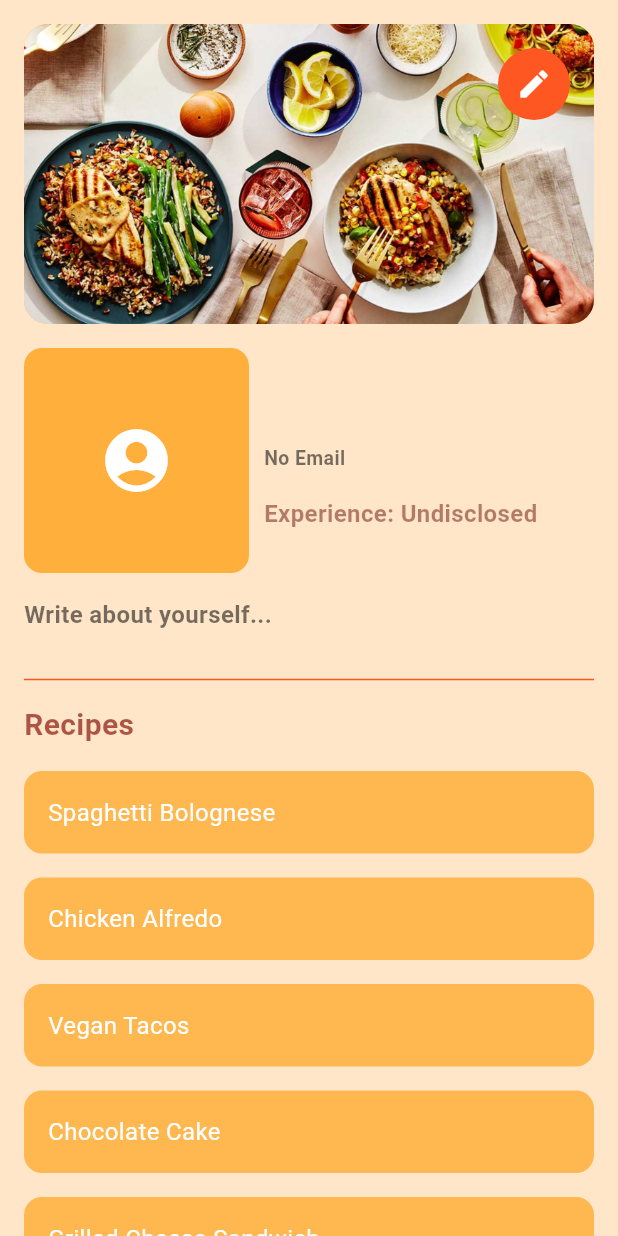
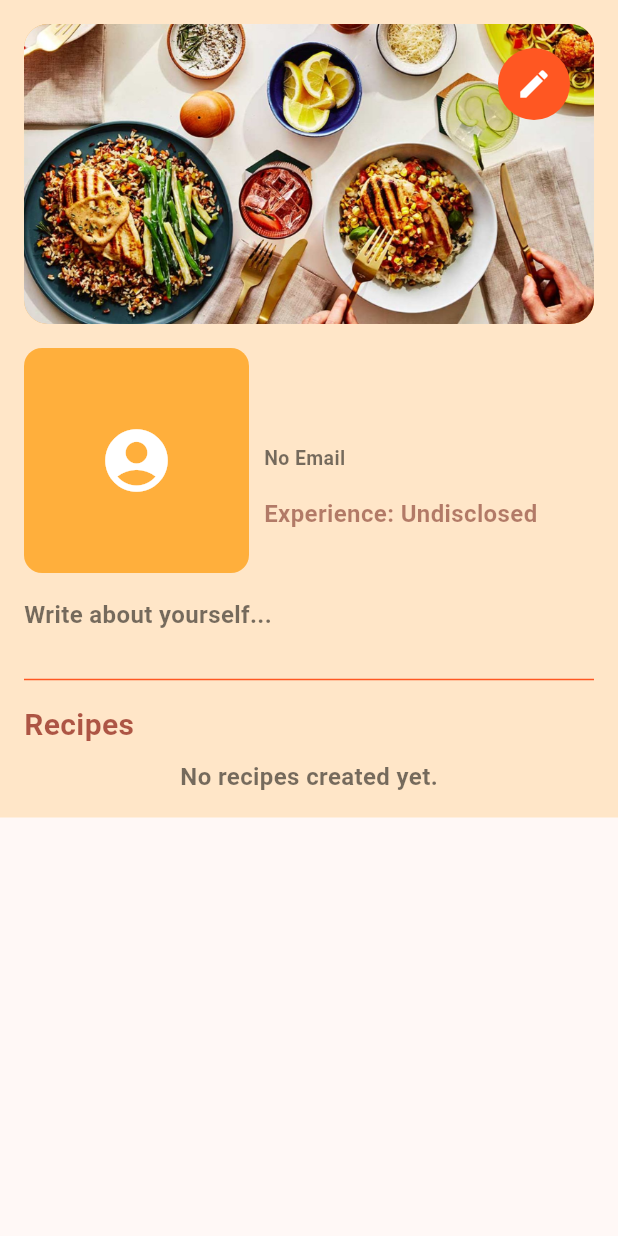
Before and after one commit to FontesTaken/EasyDish_app, a Flutter app: the ProfilePage screen opened directly, on a phone screen of 412 x 824 dp. Run offline on Flutter 3.47's test engine with Material 3 defaults, Android fonts, the phone set to English and light mode, and no system bars; our stand-ins replace font_awesome_flutter, image_picker.

Commit message:
Mostra recipes criadas pelo user

```diff
--- a/easy_dish/lib/screens/profile/profile_page.dart
+++ b/easy_dish/lib/screens/profile/profile_page.dart
@@ -2,7 +2,10 @@ import 'dart:io';
 
 import 'package:flutter/material.dart';
 import 'package:flutter_app_test/data_classes/user_data.dart';
+import 'package:flutter_app_test/data_classes/recipe_data.dart';
+import 'package:flutter_app_test/data_classes/recipe.dart';
 import 'package:flutter_app_test/screens/profile/profile_edit.dart';
+import 'package:flutter_app_test/screens/recipe/recipe_detail_page.dart';
 
 class ProfilePage extends StatefulWidget {
   const ProfilePage({super.key});
@@ -12,15 +15,7 @@ class ProfilePage extends StatefulWidget {
 }
 
 class ProfilePageState extends State<ProfilePage> {
-
-  final List<String> recipes = [
-    "Spaghetti Bolognese",
-    "Chicken Alfredo",
-    "Vegan Tacos",
-    "Chocolate Cake",
-    "Grilled Cheese Sandwich",
-    "Caesar Salad",
-  ];
+  late List<Recipe> userRecipes;
 
   String userName = '';
   String userEmail = '';
@@ -30,19 +25,34 @@ class ProfilePageState extends State<ProfilePage> {
   @override
   void initState() {
     super.initState();
-
-    // Load user data from the UserData singleton when the page is loaded
+    // Load user data and fetch the user's recipes when the page is loaded
     _loadUserData();
   }
 
-  // Function to load user data from the singleton
+  // Function to load user data and fetch recipes based on "createdRecipes"
   void _loadUserData() {
     setState(() {
       userName = UserData.instance.name ?? 'No Name';
       userEmail = UserData.instance.email ?? 'No Email';
       description = UserData.instance.aboutMe ?? 'No Description';
       experienceLevel = UserData.instance.experience ?? 'No Experience Level';
+
+      // Get recipes based on the createdRecipes list
+      userRecipes = RecipeData.recipes
+          .where((recipe) =>
+              UserData.instance.createdRecipes.contains(recipe.name))
+          .toList();
     });
+  }
+
+  // Navigate to the recipe detail page
+  void _navigateToRecipeDetail(Recipe recipe) {
+    Navigator.push(
+      context,
+      MaterialPageRoute(
+        builder: (context) => RecipeDetailPage(recipe: recipe),
+      ),
+    );
   }
 
   @override
@@ -96,13 +106,14 @@ class ProfilePageState extends State<ProfilePage> {
                             onPressed: () {
                               Navigator.pushReplacement(
                                 context,
-                                MaterialPageRoute(builder: (context) => const EditProfilePage()),
+                                MaterialPageRoute(
+                                    builder: (context) =>
+                                        const EditProfilePage()),
                               );
                             },
                           ),
                         ),
                       ),
-
                     ],
                   ),
                   const SizedBox(height: 16),
@@ -120,7 +131,8 @@ class ProfilePageState extends State<ProfilePage> {
                           borderRadius: BorderRadius.circular(12),
                           image: UserData.instance.profileImage != null
                               ? DecorationImage(
-                            image: FileImage(File(UserData.instance.profileImage!)),
+                                  image: FileImage(
+                                      File(UserData.instance.profileImage!)),
                                   fit: BoxFit.cover,
                                 )
                               : null,
@@ -200,28 +212,44 @@ class ProfilePageState extends State<ProfilePage> {
                   ),
                   const SizedBox(height: 8),
 
-                  // Recipes List (You can keep this static as you mentioned)
-                  ListView.builder(
+                  // Recipes List (Dynamic based on createdRecipes)
+                  userRecipes.isNotEmpty
+                      ? ListView.builder(
                           shrinkWrap: true,
                           physics: const NeverScrollableScrollPhysics(),
-                    itemCount: recipes.length,
+                          itemCount: userRecipes.length,
                           itemBuilder: (context, index) {
-                      return Container(
-                        margin: const EdgeInsets.symmetric(vertical: 8),
+                            final recipe = userRecipes[index];
+                            return GestureDetector(
+                              onTap: () => _navigateToRecipeDetail(recipe),
+                              child: Container(
+                                margin:
+                                    const EdgeInsets.symmetric(vertical: 8),
                                 padding: const EdgeInsets.all(16),
                                 decoration: BoxDecoration(
                                   color: Colors.orange.withOpacity(0.6),
                                   borderRadius: BorderRadius.circular(12),
                                 ),
                                 child: Text(
-                          recipes[index],
+                                  recipe.name,
                                   style: const TextStyle(
                                     fontSize: 16,
                                     color: Colors.white,
                                   ),
                                 ),
+                              ),
                             );
                           },
+                        )
+                      : const Center(
+                          child: Text(
+                            "No recipes created yet.",
+                            style: TextStyle(
+                              fontSize: 16,
+                              color: Colors.black54,
+                              fontWeight: FontWeight.w600,
+                            ),
+                          ),
                         ),
                 ],
               ),
```
Lines whose indentation alone changed are shown as unchanged.
